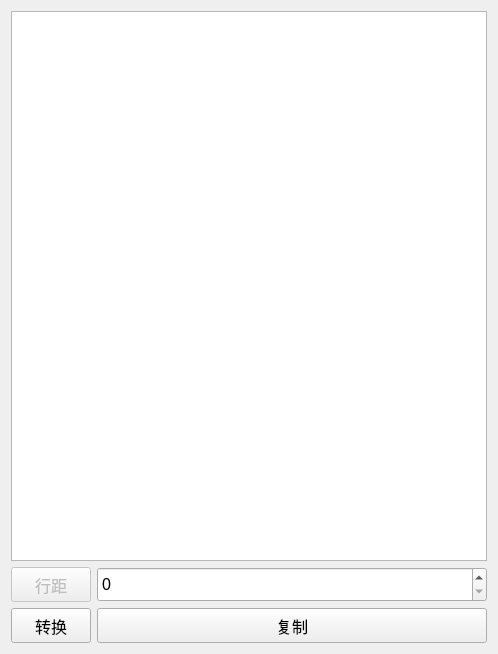
Old version of the form qt_project/edit/text2htmldlg.ui in the repository RockyChing/qt_play.
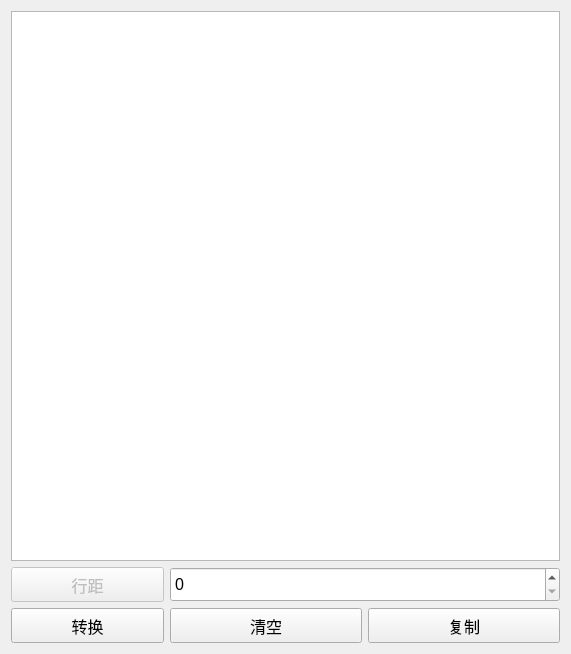
New version of the form.

Commit message: Release V1.0.1, changes: Add clear button to Text2Html

```diff
--- a/qt_project/edit/text2htmldlg.ui
+++ b/qt_project/edit/text2htmldlg.ui
@@ -6,7 +6,7 @@
    <rect>
     <x>0</x>
     <y>0</y>
-    <width>487</width>
+    <width>489</width>
     <height>652</height>
    </rect>
   </property>
@@ -14,7 +14,7 @@
    <string>Text转Html</string>
   </property>
   <layout class="QGridLayout" name="gridLayout">
-   <item row="0" column="0" colspan="2">
+   <item row="0" column="0" colspan="3">
     <widget class="QPlainTextEdit" name="textHtmlEdit">
      <property name="minimumSize">
       <size>
@@ -50,7 +50,7 @@
      </property>
     </widget>
    </item>
-   <item row="1" column="1">
+   <item row="1" column="1" colspan="2">
     <widget class="QSpinBox" name="spinBoxNlineNum">
      <property name="minimumSize">
       <size>
@@ -93,6 +93,24 @@
     </widget>
    </item>
    <item row="2" column="1">
+    <widget class="QPushButton" name="btnClear">
+     <property name="minimumSize">
+      <size>
+       <width>0</width>
+       <height>35</height>
+      </size>
+     </property>
+     <property name="font">
+      <font>
+       <pointsize>12</pointsize>
+      </font>
+     </property>
+     <property name="text">
+      <string>清空</string>
+     </property>
+    </widget>
+   </item>
+   <item row="2" column="2">
     <widget class="QPushButton" name="btnCopy">
      <property name="minimumSize">
       <size>
```
The commit also changes 3 other files.
